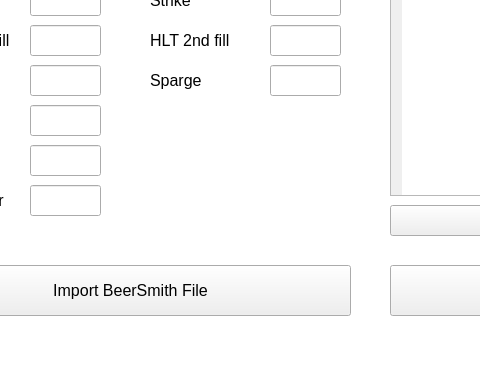
This is UI/AutomatedBreweryUI/ImportBeersmithDialog.ui in Bobstin/AutomatedBrewery as Qt 5 draws it before an edit; both pictures show x 100 to 580 and y 172 to 542 of the 1404 by 542 pixel window. The edited form follows.
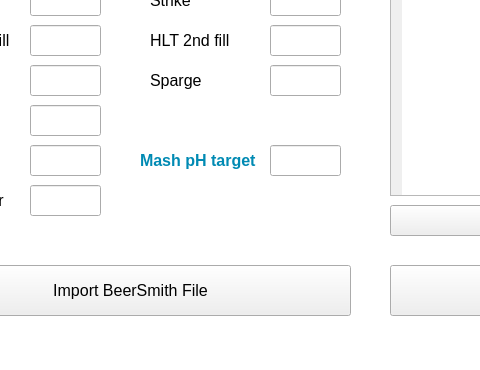
This is the edited form.

Commit message: Adds mash pH spot on import dialog

What changed in the file:
```diff
--- a/UI/AutomatedBreweryUI/ImportBeersmithDialog.ui
+++ b/UI/AutomatedBreweryUI/ImportBeersmithDialog.ui
@@ -858,6 +858,47 @@
      <string>Add mash step</string>
     </property>
    </widget>
+   <widget class="QLabel" name="label_14">
+    <property name="geometry">
+     <rect>
+      <x>240</x>
+      <y>305</y>
+      <width>121</width>
+      <height>21</height>
+     </rect>
+    </property>
+    <property name="font">
+     <font>
+      <family>Arial</family>
+      <pointsize>12</pointsize>
+      <weight>75</weight>
+      <italic>false</italic>
+      <bold>true</bold>
+     </font>
+    </property>
+    <property name="styleSheet">
+     <string notr="true">color: rgb(0, 138, 179)</string>
+    </property>
+    <property name="text">
+     <string>Mash pH target</string>
+    </property>
+   </widget>
+   <widget class="QLineEdit" name="Mash_pH">
+    <property name="geometry">
+     <rect>
+      <x>370</x>
+      <y>300</y>
+      <width>71</width>
+      <height>31</height>
+     </rect>
+    </property>
+    <property name="font">
+     <font>
+      <family>Arial</family>
+      <pointsize>12</pointsize>
+     </font>
+    </property>
+   </widget>
   </widget>
   <widget class="QMenuBar" name="menuBar">
    <property name="geometry">
```
